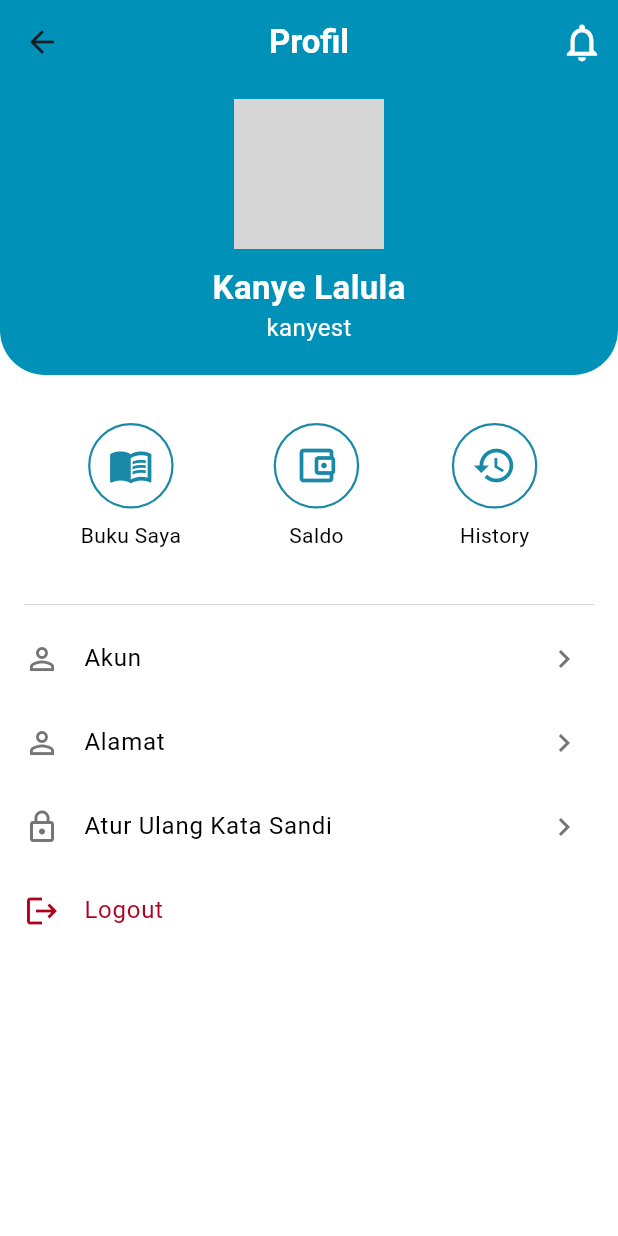
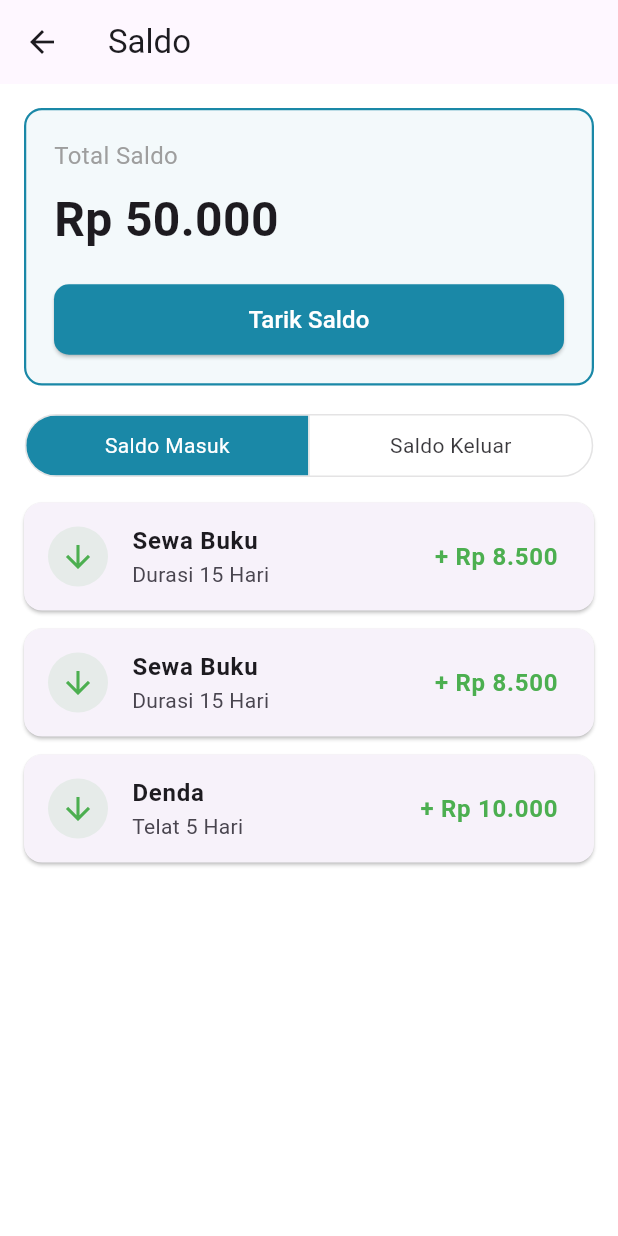
Before and after one commit to Fiyanz/litera-app, a Flutter app: the ProfilePage screen opened directly, after a tap on "Saldo", on a phone screen of 412 x 824 dp. Run offline on Flutter 3.47's test engine with Material 3 defaults, Android fonts, the phone set to English and light mode, and no system bars; our stand-ins replace image_picker, pinput; accounts and stored records are empty; network calls fail; grey boxes are pictures that could not be loaded.

Commit message:
feat: Implement balance management feature with BalancePage, WithdrawBalancePage, and transaction handling

```diff
--- /dev/null
+++ b/lib/features/balance/models/transaction_model.dart
@@ -0,0 +1,19 @@
+enum TransactionType { masuk, keluar }
+
+class TransactionModel {
+  final String id;
+  final String title;
+  final String description;
+  final double amount;
+  final TransactionType type;
+  final DateTime date;
+
+  TransactionModel({
+    required this.id,
+    required this.title,
+    required this.description,
+    required this.amount,
+    required this.type,
+    required this.date,
+  });
+}
--- /dev/null
+++ b/lib/features/balance/viewmodels/balance_viewmodel.dart
@@ -0,0 +1,105 @@
+import 'package:flutter/material.dart';
+import 'package:intl/intl.dart';
+import '../models/transaction_model.dart';
+
+class BalanceViewModel extends ChangeNotifier {
+  double _totalBalance = 0.0;
+  double get totalBalance => _totalBalance;
+
+  final TextEditingController withdrawAmountController = TextEditingController();
+  final TextEditingController eWalletNameController = TextEditingController();
+  final TextEditingController eWalletNumberController = TextEditingController();
+
+
+  int _selectedTabIndex = 0; // 0: Saldo Masuk, 1: Saldo Keluar
+  int get selectedTabIndex => _selectedTabIndex;
+
+  late List<TransactionModel> _allTransactions;
+  List<TransactionModel> get filteredTransactions {
+    final type = _selectedTabIndex == 0 ? TransactionType.masuk : TransactionType.keluar;
+    return _allTransactions.where((t) => t.type == type).toList();
+  }
+
+  // Helper untuk format mata uang
+  String formatCurrency(double amount) {
+    return NumberFormat.currency(locale: 'id_ID', symbol: 'Rp ', decimalDigits: 0).format(amount);
+  }
+
+  BalanceViewModel() {
+    _fetchData();
+  }
+
+  void performWithdrawal(BuildContext context) {
+    // 1. Validasi input (contoh sederhana)
+    final amountText = withdrawAmountController.text;
+    if (amountText.isEmpty || eWalletNameController.text.isEmpty || eWalletNumberController.text.isEmpty) {
+      _showErrorSnackbar(context, 'Semua field wajib diisi.');
+      return;
+    }
+
+    final amount = double.tryParse(amountText);
+    if (amount == null || amount < 10000) {
+      _showErrorSnackbar(context, 'Minimum penarikan adalah Rp 10.000.');
+      return;
+    }
+
+    if (amount > _totalBalance) {
+      _showErrorSnackbar(context, 'Saldo tidak mencukupi.');
+      return;
+    }
+
+    _totalBalance -= amount;
+    _allTransactions.insert(
+      0, // Tambahkan ke paling atas daftar
+      TransactionModel(
+        id: DateTime.now().toIso8601String(),
+        title: 'Tarik Saldo',
+        description: 'ke ${eWalletNameController.text}',
+        amount: amount,
+        type: TransactionType.keluar,
+        date: DateTime.now(),
+      ),
+    );
+
+    withdrawAmountController.clear();
+    eWalletNameController.clear();
+    eWalletNumberController.clear();
+    notifyListeners();
+
+    // 4. Tampilkan notifikasi sukses & kembali
+    ScaffoldMessenger.of(context).showSnackBar(
+      const SnackBar(content: Text('Penarikan saldo berhasil diproses!'), backgroundColor: Colors.green),
+    );
+    Navigator.of(context).pop();
+  }
+
+  void _showErrorSnackbar(BuildContext context, String message) {
+      ScaffoldMessenger.of(context).showSnackBar(
+        SnackBar(content: Text(message), backgroundColor: Colors.red),
+      );
+    }
+
+  void changeTab(int index) {
+    _selectedTabIndex = index;
+    notifyListeners();
+  }
+
+  @override
+  void dispose() {
+    withdrawAmountController.dispose();
+    eWalletNameController.dispose();
+    eWalletNumberController.dispose();
+    super.dispose();
+  }
+
+  void _fetchData() {
+    // Data dummy, nantinya bisa dari API
+    _totalBalance = 50000;
+    _allTransactions = [
+      TransactionModel(id: '1', title: 'Sewa Buku', description: 'Durasi 15 Hari', amount: 8500, type: TransactionType.masuk, date: DateTime.now()),
+      TransactionModel(id: '2', title: 'Sewa Buku', description: 'Durasi 15 Hari', amount: 8500, type: TransactionType.masuk, date: DateTime.now().subtract(const Duration(days: 1))),
+      TransactionModel(id: '3', title: 'Denda', description: 'Telat 5 Hari', amount: 10000, type: TransactionType.masuk, date: DateTime.now().subtract(const Duration(days: 2))),
+      TransactionModel(id: '4', title: 'Tarik Saldo', description: 'Ke E-Wallet', amount: 25000, type: TransactionType.keluar, date: DateTime.now().subtract(const Duration(days: 3))),
+    ];
+  }
+}
--- /dev/null
+++ b/lib/features/balance/views/pages/balance_page.dart
@@ -0,0 +1,77 @@
+import 'package:flutter/material.dart';
+import 'package:litera_app/core/theme/app_pallete.dart';
+import 'package:litera_app/features/balance/viewmodels/balance_viewmodel.dart';
+import 'package:provider/provider.dart';
+import '../widgets/total_balance_card.dart';
+import '../widgets/transaction_item_tile.dart';
+
+class BalancePage extends StatelessWidget {
+  const BalancePage({super.key});
+
+  @override
+  Widget build(BuildContext context) {
+    return ChangeNotifierProvider(
+      create: (_) => BalanceViewModel(),
+      child: Scaffold(
+        appBar: AppBar(
+          title: const Text('Saldo'),
+        ),
+        body: Consumer<BalanceViewModel>(
+          builder: (context, viewModel, child) {
+            return Column(
+              children: [
+                // Kartu Total Saldo
+                TotalBalanceCard(
+                  formattedBalance: viewModel.formatCurrency(viewModel.totalBalance),
+                ),
+
+                // Tab Filter
+                _buildFilterTabs(context, viewModel),
+
+                // Daftar Transaksi
+                Expanded(
+                  child: ListView.builder(
+                    padding: const EdgeInsets.only(top: 8),
+                    itemCount: viewModel.filteredTransactions.length,
+                    itemBuilder: (context, index) {
+                      final transaction = viewModel.filteredTransactions[index];
+                      return TransactionItemTile(
+                        transaction: transaction,
+                        formattedAmount: viewModel.formatCurrency(transaction.amount),
+                      );
+                    },
+                  ),
+                ),
+              ],
+            );
+          },
+        ),
+      ),
+    );
+  }
+
+  // Helper untuk membuat tab filter
+  Widget _buildFilterTabs(BuildContext context, BalanceViewModel viewModel) {
+    return Padding(
+      padding: const EdgeInsets.symmetric(horizontal: 16.0),
+      child: ToggleButtons(
+        onPressed: (index) => viewModel.changeTab(index),
+        isSelected: [
+          viewModel.selectedTabIndex == 0,
+          viewModel.selectedTabIndex == 1,
+        ],
+        borderRadius: BorderRadius.circular(30),
+        selectedColor: Pallete.primaryLightColor,
+        fillColor: Pallete.primaryColor,
+        constraints: BoxConstraints(
+          minHeight: 40.0,
+          minWidth: (MediaQuery.of(context).size.width - 36) / 2,
+        ),
+        children: const [
+          Text('Saldo Masuk'),
+          Text('Saldo Keluar'),
+        ],
+      ),
+    );
+  }
+}
--- /dev/null
+++ b/lib/features/balance/views/widgets/total_balance_card.dart
@@ -0,0 +1,64 @@
+import 'package:flutter/material.dart';
+import 'package:litera_app/core/theme/app_pallete.dart';
+import 'package:litera_app/features/balance/viewmodels/balance_viewmodel.dart';
+import 'package:litera_app/features/balance/views/pages/withdraw_balance_page.dart';
+import 'package:provider/provider.dart'; // Sesuaikan path
+
+class TotalBalanceCard extends StatelessWidget {
+  final String formattedBalance;
+  const TotalBalanceCard({super.key, required this.formattedBalance});
+
+  @override
+  Widget build(BuildContext context) {
+    return Card(
+      margin: const EdgeInsets.all(16),
+      shape: RoundedRectangleBorder(
+        borderRadius: BorderRadius.circular(12),
+        side: BorderSide(color: Pallete.primaryColor, width: 1.5),
+      ),
+      elevation: 0,
+      color: Pallete.primaryColor.withOpacity(0.05),
+      child: Padding(
+        padding: const EdgeInsets.all(20.0),
+        child: Column(
+          crossAxisAlignment: CrossAxisAlignment.start,
+          children: [
+            const Text('Total Saldo', style: TextStyle(fontSize: 16, color: Colors.grey)),
+            const SizedBox(height: 8),
+            Text(
+              formattedBalance,
+              style: const TextStyle(fontSize: 32, fontWeight: FontWeight.bold),
+            ),
+            const SizedBox(height: 20),
+            SizedBox(
+              width: double.infinity,
+              child: ElevatedButton(
+                onPressed: () {
+                  final viewModel = context.read<BalanceViewModel>();
+
+                  // Navigasi ke halaman Tarik Saldo
+                  Navigator.push(
+                    context,
+                    MaterialPageRoute(
+                      // Berikan instance ViewModel yang sama ke halaman baru
+                      builder: (_) => ChangeNotifierProvider.value(
+                        value: viewModel,
+                        child: const WithdrawBalancePage(),
+                      ),
+                    ),
+                  );
+                },
+                style: ElevatedButton.styleFrom(
+                  backgroundColor: Pallete.primaryColor,
+                  shape: RoundedRectangleBorder(borderRadius: BorderRadius.circular(10)),
+                  padding: const EdgeInsets.symmetric(vertical: 12),
+                ),
+                child: const Text('Tarik Saldo', style: TextStyle(color: Pallete.primaryLightColor, fontSize: 16)),
+              ),
+            ),
+          ],
+        ),
+      ),
+    );
+  }
+}
--- /dev/null
+++ b/lib/features/balance/views/widgets/transaction_item_tile.dart
@@ -0,0 +1,42 @@
+import 'package:flutter/material.dart';
+import 'package:litera_app/features/balance/models/transaction_model.dart';
+
+class TransactionItemTile extends StatelessWidget {
+  final TransactionModel transaction;
+  final String formattedAmount;
+
+  const TransactionItemTile({
+    super.key,
+    required this.transaction,
+    required this.formattedAmount,
+  });
+
+  @override
+  Widget build(BuildContext context) {
+    final isIncome = transaction.type == TransactionType.masuk;
+    final amountColor = isIncome ? Colors.green : Colors.red;
+    final amountSign = isIncome ? '+' : '-';
+    final iconData = isIncome ? Icons.arrow_downward : Icons.arrow_upward;
+
+    return Card(
+      margin: const EdgeInsets.symmetric(horizontal: 16, vertical: 6),
+      shape: RoundedRectangleBorder(borderRadius: BorderRadius.circular(12)),
+      child: ListTile(
+        leading: Container(
+          padding: const EdgeInsets.all(8),
+          decoration: BoxDecoration(
+            color: amountColor.withOpacity(0.1),
+            shape: BoxShape.circle,
+          ),
+          child: Icon(iconData, color: amountColor),
+        ),
+        title: Text(transaction.title, style: const TextStyle(fontWeight: FontWeight.bold)),
+        subtitle: Text(transaction.description),
+        trailing: Text(
+          '$amountSign $formattedAmount',
+          style: TextStyle(color: amountColor, fontWeight: FontWeight.bold, fontSize: 16),
+        ),
+      ),
+    );
+  }
+}
--- a/lib/features/profile/view/widgets/menu_section.dart
+++ b/lib/features/profile/view/widgets/menu_section.dart
@@ -1,6 +1,7 @@
 import 'package:flutter/material.dart';
 import 'package:litera_app/core/theme/app_pallete.dart';
 import 'package:litera_app/features/auth/view/pages/reset_password_page.dart';
+import 'package:litera_app/features/balance/views/pages/balance_page.dart';
 import 'package:litera_app/features/history/views/pages/history_page.dart';
 import 'package:litera_app/features/profile/view/pages/edit_address_page.dart';
 import 'package:litera_app/features/profile/view/pages/edit_profile_page.dart';
@@ -44,8 +45,8 @@ class MenuSection extends StatelessWidget {
           icon: Icons.account_balance_wallet_outlined,
           label: 'Saldo',
           onTap: () {
-            // TODO: Arahkan ke halaman Saldo
-            print('Navigasi ke halaman Saldo');
+            // Navigasi ke halaman Saldo
+            Navigator.push(context, MaterialPageRoute(builder: (context) => const BalancePage()));
           },
         ),
         _menuItem(
```
Also changed, not shown: lib/features/balance/views/pages/withdraw_balance_page.dart (added, +128 -0 lines).
